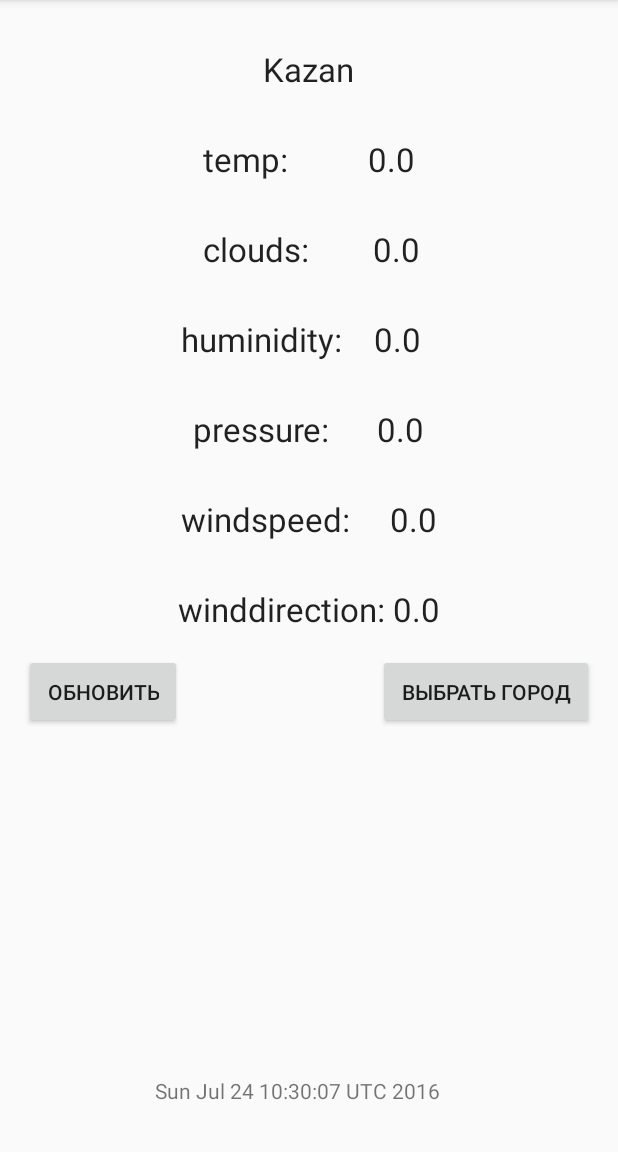
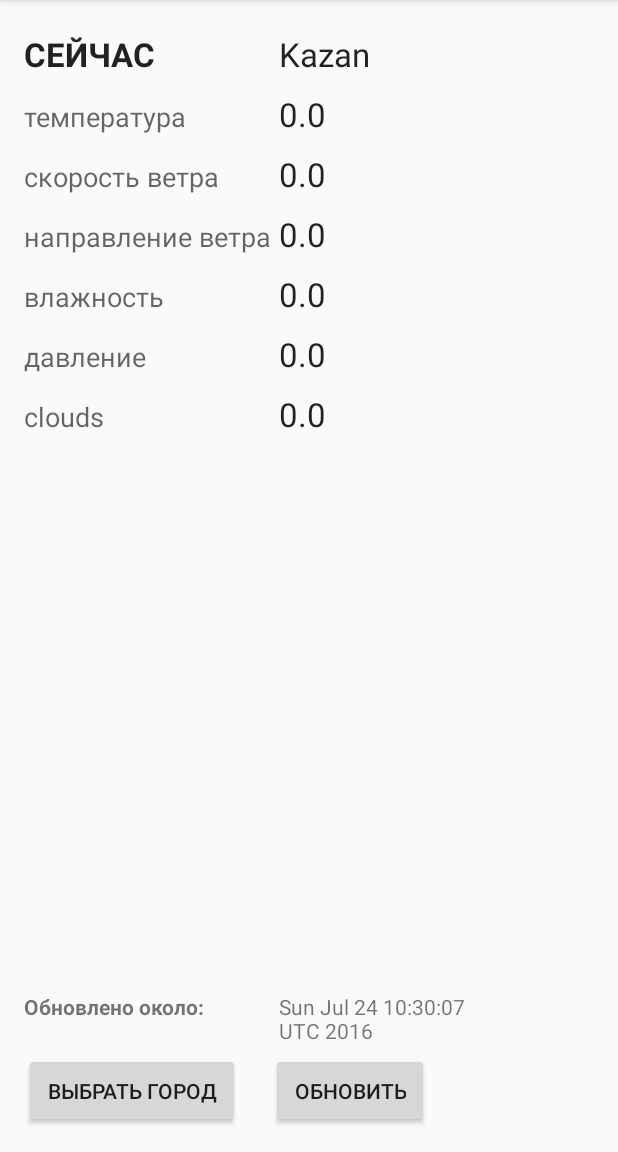
Before and after one commit to kaefik/an-wether-prj, an Android app: the screen it shows after launch (cityInfoActivity), after a tap on "Kazan", on a phone screen of 412 x 824 dp, the part 84-1236 px from its top. Run offline under Robolectric (Android 15) with nearby library versions, the phone set to English and light mode, and no system bars.

Commit message:
modify activity_city_info

```diff
--- a/app/src/main/java/ru/kaefik/isaifutdinov/an_wether_prj/cityInfoActivity.java
+++ b/app/src/main/java/ru/kaefik/isaifutdinov/an_wether_prj/cityInfoActivity.java
@@ -97,7 +97,6 @@ public class cityInfoActivity extends AppCompatActivity {
             task.cancel(true);
         }
         Intent intent = new Intent(this, MainActivity.class);
-//        startActivity(intent);
         intent.putExtra("name",cityDataWeather.getName());
         intent.putExtra("id",cityDataWeather.getId());
         intent.putExtra("country",cityDataWeather.getCountry());
@@ -133,12 +132,12 @@ public class cityInfoActivity extends AppCompatActivity {
 
     // получение отправленных данных и отображение данных
     nameCity.setText(cityDataWeather.getName());
-    tempCity.setText("temp:          "+Float.toString(cityDataWeather.getTemp()));
-    cloudsCity.setText("clouds:        "+Float.toString(cityDataWeather.getClouds()));
-    huminidityCity.setText("huminidity:    "+Float.toString(cityDataWeather.getHuminidity()));
-    pressureCity.setText("pressure:      "+Float.toString(cityDataWeather.getPressure()));
-    windspeedCity.setText("windspeed:     "+Float.toString(cityDataWeather.getWindspeed()));
-    winddirectionCity.setText("winddirection: "+Float.toString(cityDataWeather.getWinddirection()));
+    tempCity.setText(Float.toString(cityDataWeather.getTemp()));
+    cloudsCity.setText(Float.toString(cityDataWeather.getClouds()));
+    huminidityCity.setText(Float.toString(cityDataWeather.getHuminidity()));
+    pressureCity.setText(Float.toString(cityDataWeather.getPressure()));
+    windspeedCity.setText(Float.toString(cityDataWeather.getWindspeed()));
+    winddirectionCity.setText(Float.toString(cityDataWeather.getWinddirection()));
     cityDataWeather.setTimeRefresh();
     textTimeRefresh.setText(cityDataWeather.getTimeRefresh().toString());
 }
--- a/app/src/main/res/layout/activity_city_info.xml
+++ b/app/src/main/res/layout/activity_city_info.xml
@@ -1,5 +1,5 @@
 <?xml version="1.0" encoding="utf-8"?>
-<RelativeLayout xmlns:android="http://schemas.android.com/apk/res/android"
+<GridLayout xmlns:android="http://schemas.android.com/apk/res/android"
     xmlns:tools="http://schemas.android.com/tools"
     android:layout_width="match_parent"
     android:layout_height="match_parent"
@@ -7,7 +7,19 @@
     android:paddingLeft="@dimen/activity_horizontal_margin"
     android:paddingRight="@dimen/activity_horizontal_margin"
     android:paddingTop="@dimen/activity_vertical_margin"
-    tools:context="ru.kaefik.isaifutdinov.an_wether_prj.cityInfoActivity">
+    tools:context="ru.kaefik.isaifutdinov.an_wether_prj.cityInfoActivity"
+    >
+
+
+    <TextView
+        android:layout_width="wrap_content"
+        android:layout_height="wrap_content"
+        android:textAppearance="?android:attr/textAppearanceLarge"
+        android:text="СЕЙЧАС"
+        android:id="@+id/textView3"
+        android:layout_row="2"
+        android:layout_column="0"
+        android:textStyle="bold" />
 
     <TextView
         android:layout_width="wrap_content"
@@ -17,7 +29,18 @@
         android:id="@+id/nameCity"
         android:layout_alignParentTop="true"
         android:layout_centerHorizontal="true"
-        android:padding="15dp" />
+        android:padding="5dp"
+        android:layout_row="2"
+        android:layout_column="1" />
+
+    <TextView
+        android:layout_width="wrap_content"
+        android:layout_height="wrap_content"
+        android:textAppearance="?android:attr/textAppearanceMedium"
+        android:text="температура"
+        android:id="@+id/textView4"
+        android:layout_row="3"
+        android:layout_column="0" />
 
     <TextView
             android:layout_width="wrap_content"
@@ -27,7 +50,105 @@
             android:id="@+id/tempCity"
             android:layout_below="@+id/nameCity"
             android:layout_centerHorizontal="true"
-        android:padding="15dp" />
+            android:padding="5dp"
+            android:layout_row="3"
+            android:layout_column="1" />
+
+    <TextView
+        android:layout_width="wrap_content"
+        android:layout_height="wrap_content"
+        android:textAppearance="?android:attr/textAppearanceMedium"
+        android:text="скорость ветра"
+        android:id="@+id/textView5"
+        android:layout_row="4"
+        android:layout_column="0" />
+
+    <TextView
+            android:layout_width="wrap_content"
+            android:layout_height="wrap_content"
+            android:textAppearance="?android:attr/textAppearanceLarge"
+            android:text="windspeed"
+            android:id="@+id/windspeedCity"
+            android:layout_below="@+id/pressureCity"
+            android:layout_centerHorizontal="true"
+            android:padding="5dp"
+            android:layout_row="4"
+            android:layout_column="1" />
+
+    <TextView
+        android:layout_width="wrap_content"
+        android:layout_height="wrap_content"
+        android:textAppearance="?android:attr/textAppearanceMedium"
+        android:text="направление ветра"
+        android:id="@+id/textView6"
+        android:layout_row="5"
+        android:layout_column="0" />
+
+    <TextView
+        android:layout_width="wrap_content"
+        android:layout_height="wrap_content"
+        android:textAppearance="?android:attr/textAppearanceLarge"
+        android:text="winddirection"
+        android:id="@+id/winddirectionCity"
+        android:padding="5dp"
+        android:layout_below="@+id/windspeedCity"
+        android:layout_centerHorizontal="true"
+        android:layout_row="5"
+        android:layout_column="1" />
+
+    <TextView
+        android:layout_width="wrap_content"
+        android:layout_height="wrap_content"
+        android:textAppearance="?android:attr/textAppearanceMedium"
+        android:text="влажность"
+        android:id="@+id/textView7"
+        android:layout_row="6"
+        android:layout_column="0" />
+
+    <TextView
+            android:layout_width="wrap_content"
+            android:layout_height="wrap_content"
+            android:textAppearance="?android:attr/textAppearanceLarge"
+            android:text="вл-ть"
+            android:id="@+id/huminidityCity"
+            android:padding="5dp"
+            android:layout_below="@+id/cloudsCity"
+            android:layout_toLeftOf="@+id/textView2"
+            android:layout_toStartOf="@+id/textView2"
+            android:layout_row="6"
+            android:layout_column="1" />
+
+    <TextView
+        android:layout_width="wrap_content"
+        android:layout_height="wrap_content"
+        android:textAppearance="?android:attr/textAppearanceSmall"
+        android:text="Обновлено около:"
+        android:id="@+id/textView10"
+        android:layout_row="10"
+        android:layout_column="0"
+        android:textStyle="bold" />
+
+    <TextView
+            android:layout_width="150dp"
+            android:layout_height="wrap_content"
+            android:textAppearance="?android:attr/textAppearanceSmall"
+            android:text="время обновления: "
+            android:id="@+id/textTimeRefresh"
+            android:padding="5dp"
+            android:layout_alignParentBottom="true"
+            android:layout_alignRight="@+id/winddirectionCity"
+            android:layout_alignEnd="@+id/winddirectionCity"
+            android:layout_row="10"
+            android:layout_column="1" />
+
+    <TextView
+        android:layout_width="wrap_content"
+        android:layout_height="wrap_content"
+        android:textAppearance="?android:attr/textAppearanceMedium"
+        android:text="clouds"
+        android:id="@+id/textView9"
+        android:layout_row="8"
+        android:layout_column="0" />
 
     <TextView
             android:layout_width="wrap_content"
@@ -35,21 +156,21 @@
             android:textAppearance="?android:attr/textAppearanceLarge"
             android:text="clouds"
             android:id="@+id/cloudsCity"
-        android:padding="15dp"
+            android:padding="5dp"
             android:layout_below="@+id/tempCity"
             android:layout_alignLeft="@+id/tempCity"
-        android:layout_alignStart="@+id/tempCity" />
+            android:layout_alignStart="@+id/tempCity"
+            android:layout_row="8"
+            android:layout_column="1" />
 
     <TextView
         android:layout_width="wrap_content"
         android:layout_height="wrap_content"
-        android:textAppearance="?android:attr/textAppearanceLarge"
-        android:text="huminidity"
-        android:id="@+id/huminidityCity"
-        android:padding="15dp"
-        android:layout_below="@+id/cloudsCity"
-        android:layout_alignLeft="@+id/windspeedCity"
-        android:layout_alignStart="@+id/windspeedCity" />
+        android:textAppearance="?android:attr/textAppearanceMedium"
+        android:text="давление"
+        android:id="@+id/textView8"
+        android:layout_row="7"
+        android:layout_column="0" />
 
     <TextView
             android:layout_width="wrap_content"
@@ -59,27 +180,9 @@
             android:id="@+id/pressureCity"
             android:layout_below="@+id/huminidityCity"
             android:layout_centerHorizontal="true"
-        android:padding="15dp" />
-
-    <TextView
-        android:layout_width="wrap_content"
-        android:layout_height="wrap_content"
-        android:textAppearance="?android:attr/textAppearanceLarge"
-        android:text="windspeed"
-        android:id="@+id/windspeedCity"
-        android:layout_below="@+id/pressureCity"
-        android:layout_centerHorizontal="true"
-        android:padding="15dp" />
-
-    <TextView
-        android:layout_width="wrap_content"
-        android:layout_height="wrap_content"
-        android:textAppearance="?android:attr/textAppearanceLarge"
-        android:text="winddirection"
-        android:id="@+id/winddirectionCity"
-        android:padding="15dp"
-        android:layout_below="@+id/windspeedCity"
-        android:layout_centerHorizontal="true" />
+            android:padding="5dp"
+            android:layout_row="7"
+            android:layout_column="1" />
 
     <Button
             android:layout_width="wrap_content"
@@ -90,29 +193,23 @@
             android:onClick="onClickgoBackMainActivity"
             android:layout_below="@+id/winddirectionCity"
             android:layout_alignParentRight="true"
-        android:layout_alignParentEnd="true"/>
+            android:layout_alignParentEnd="true"
+            android:layout_row="11"
+            android:layout_column="0" />
 
     <Button
             android:layout_width="wrap_content"
             android:layout_height="wrap_content"
             android:text="Обновить"
-        android:id="@+id/button2"
+            android:id="@+id/btnRefreshInfo"
             android:padding="15dp"
             android:layout_below="@+id/winddirectionCity"
             android:layout_alignParentLeft="true"
             android:layout_alignParentStart="true"
             android:onClick="onClickRefreshDataWeather"
-        android:nestedScrollingEnabled="false"/>
+            android:nestedScrollingEnabled="false"
+            android:layout_row="11"
+            android:layout_column="1" />
 
-    <TextView
-        android:layout_width="wrap_content"
-        android:layout_height="wrap_content"
-        android:textAppearance="?android:attr/textAppearanceSmall"
-        android:text="время обновления: "
-        android:id="@+id/textTimeRefresh"
-        android:padding="15dp"
-        android:layout_alignParentBottom="true"
-        android:layout_alignRight="@+id/winddirectionCity"
-        android:layout_alignEnd="@+id/winddirectionCity"/>
 
-</RelativeLayout>
+</GridLayout>
```
Lines whose indentation alone changed are shown as unchanged.
